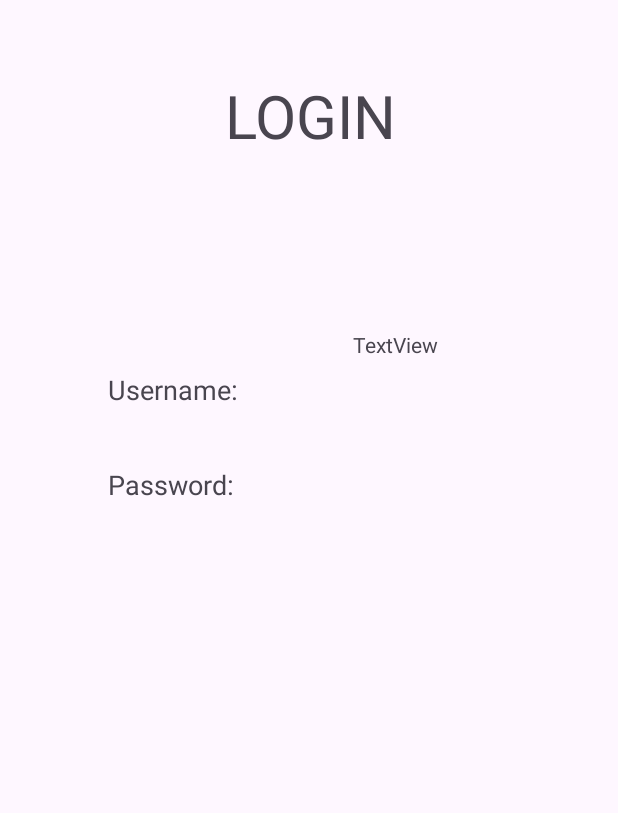
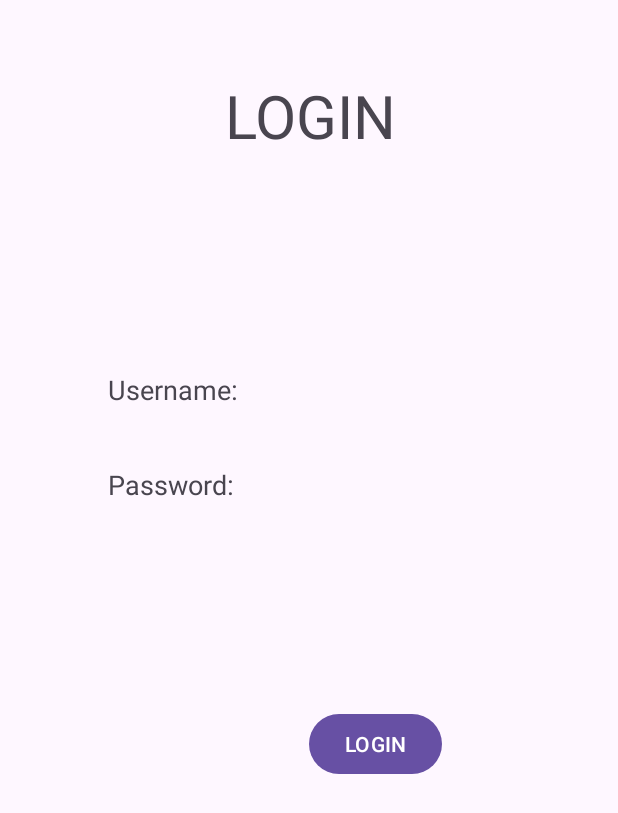
Before and after one commit to st10385722/MeetMeWhere, an Android app: the screen it shows after launch (MainActivity), on a phone screen of 412 x 824 dp. Shown: the top 813 px of the screen. Run offline under Robolectric (Android 15) with nearby library versions, the phone set to English and light mode, and no system bars.

Commit message:
Test Commit 1

```diff
--- a/app/src/main/res/layout/activity_main.xml
+++ b/app/src/main/res/layout/activity_main.xml
@@ -50,15 +50,18 @@
         app:layout_constraintTop_toTopOf="parent"
         app:layout_constraintVertical_bias="0.415" />
 
-    <TextView
-        android:id="@+id/textViewUserBox"
+    <Button
+        android:id="@+id/button"
         android:layout_width="wrap_content"
         android:layout_height="wrap_content"
-        android:layout_marginTop="220dp"
-        android:layout_marginEnd="120dp"
-        android:text="TextView"
+        android:layout_marginStart="206dp"
+        android:layout_marginEnd="117dp"
+        android:layout_marginBottom="304dp"
+        android:text="LOGIN"
+        app:layout_constraintBottom_toBottomOf="parent"
         app:layout_constraintEnd_toEndOf="parent"
-        app:layout_constraintTop_toTopOf="parent" />
+        app:layout_constraintHorizontal_bias="0.0"
+        app:layout_constraintStart_toStartOf="parent" />
 
 
 </androidx.constraintlayout.widget.ConstraintLayout>
```
